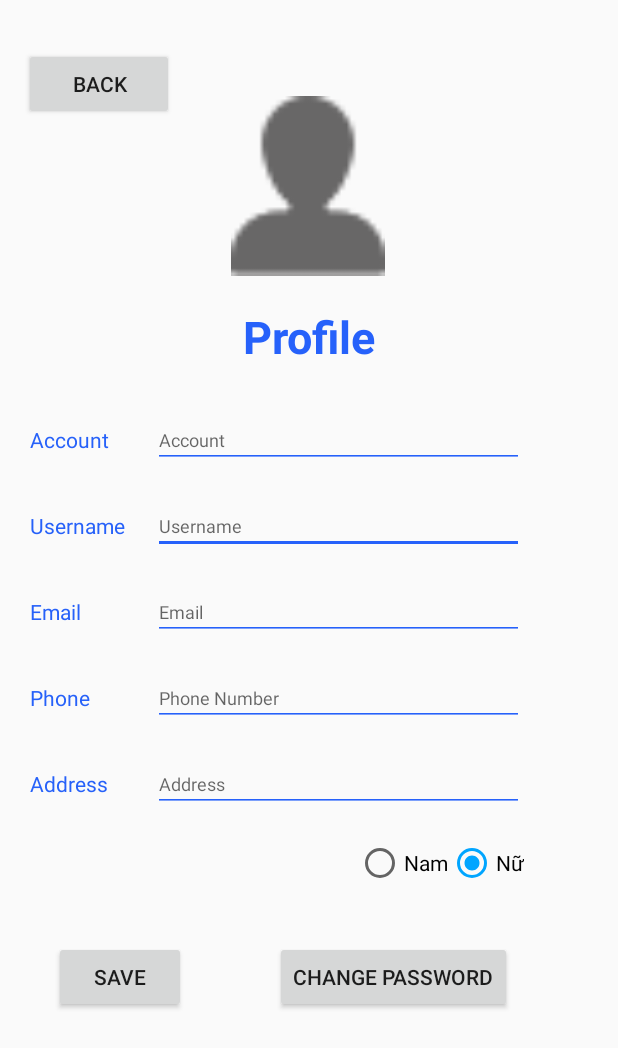
After one commit to ToDuyVuong/SmartHomeMobile, an Android app: the ProfileActivity screen opened directly, with no data from a screen before it, on a phone screen of 412 x 824 dp. The commit adds this screen. Shown: the top 1048 px of the screen. Run offline under Robolectric (Android 15) with nearby library versions, the phone set to English and light mode, and no system bars.

Commit message:
add edit profile

```diff
--- a/app/src/main/AndroidManifest.xml
+++ b/app/src/main/AndroidManifest.xml
@@ -23,9 +23,12 @@
         <activity android:name=".activity.LoginActivity" android:exported="true" android:theme="@style/AppTheme.NoActionBar">
             <intent-filter>
                 <action android:name="android.intent.action.MAIN" />
-
                 <category android:name="android.intent.category.LAUNCHER" />
             </intent-filter>
+        </activity>
+        <activity
+                android:name=".activity.ProfileActivity"
+                android:theme="@style/AppTheme.NoActionBar">
         </activity>
 
         <activity
--- a/app/src/main/java/vn/iotstart/smarthomemobile/PreManager.java
+++ b/app/src/main/java/vn/iotstart/smarthomemobile/PreManager.java
@@ -35,4 +35,21 @@ public class PreManager {
         boolean isPasswordEmpty = sharedPreferences.getString("password", "").isEmpty();
         return isAccountEmpty || isPasswordEmpty;
     }
+    public User getUser(){
+        User user = new User();
+
+        if (!isUserLogout()){
+            SharedPreferences sharedPreferences = context.getSharedPreferences("LoginUser", Context.MODE_PRIVATE);
+            user.setId(sharedPreferences.getString("id", ""));
+            user.setPassword(sharedPreferences.getString("password", ""));
+            user.setEmail(sharedPreferences.getString("email", ""));
+            user.setGender(sharedPreferences.getString("gender", ""));
+            user.setAddress(sharedPreferences.getString("address", ""));
+            user.setPhoneNumber(sharedPreferences.getString("phoneNumber", ""));
+            user.setUsername(sharedPreferences.getString("username", ""));
+            user.setAvatar(sharedPreferences.getString("avatar", ""));
+        }
+
+        return user;
+    }
 }
--- a/app/src/main/java/vn/iotstart/smarthomemobile/activity/IndexActivity.java
+++ b/app/src/main/java/vn/iotstart/smarthomemobile/activity/IndexActivity.java
@@ -1,11 +1,14 @@
 package vn.iotstart.smarthomemobile.activity;
 
+import android.content.Intent;
 import android.os.Bundle;
 import android.os.Handler;
 import android.util.Log;
+import android.view.View;
 import android.widget.ImageView;
 import android.widget.TextView;
 
+import android.widget.Toast;
 import androidx.appcompat.app.AppCompatActivity;
 import androidx.recyclerview.widget.LinearLayoutManager;
 import androidx.recyclerview.widget.RecyclerView;
@@ -62,6 +65,14 @@ public class IndexActivity extends AppCompatActivity {
 
         recyclerViewProductPopularIndex();
 
+        //view profile info
+        avatar.setOnClickListener(new View.OnClickListener() {
+            @Override
+            public void onClick(View v) {
+                showProfileInfo();
+            }
+        });
+
     }
 
     private void recyclerViewProductPopularIndex() {
@@ -117,4 +128,8 @@ public class IndexActivity extends AppCompatActivity {
             }
         });
     }
+
+    private void showProfileInfo(){
+        startActivity(new Intent(this, ProfileActivity.class));
+    }
 }
--- a/app/src/main/java/vn/iotstart/smarthomemobile/activity/LoginActivity.java
+++ b/app/src/main/java/vn/iotstart/smarthomemobile/activity/LoginActivity.java
@@ -90,20 +90,14 @@ public class LoginActivity extends AppCompatActivity {
         preManager = new PreManager(getApplicationContext());
 
         if (!preManager.isUserLogout()){
-            editTextAccount.setText(preManager.getId());
-            editTextPassword.setText("12345678");
-            editTextPassword.setFocusable(false);
+            startActivity(new Intent(LoginActivity.this, IndexActivity.class));
+            return;
         }
 
         progressBarLogin.setVisibility(View.GONE);
     }
 
         private void loginUser(User user){
-            if (!preManager.isUserLogout()){
-                Toast.makeText(LoginActivity.this, "Login successful", Toast.LENGTH_SHORT).show();
-                startActivity(new Intent(this, IndexActivity.class));
-            }
-
             ApiService.apiService.login(user).enqueue(new Callback<LoginResponse>() {
                 @Override
                 public void onResponse(@NonNull Call<LoginResponse> call,@NonNull Response<LoginResponse> response) {
@@ -131,7 +125,7 @@ public class LoginActivity extends AppCompatActivity {
                     progressBarLogin.setVisibility(View.GONE);
 
                     Toast.makeText(LoginActivity.this,"An error occur! Please try again", Toast.LENGTH_SHORT).show();
-                    Log.d("hello", "onFailure: " + t.getMessage());
+
                 }
             });
         }
--- /dev/null
+++ b/app/src/main/java/vn/iotstart/smarthomemobile/activity/ProfileActivity.java
@@ -0,0 +1,139 @@
+package vn.iotstart.smarthomemobile.activity;
+
+import android.content.Intent;
+import android.os.Bundle;
+import android.text.TextUtils;
+import android.util.Log;
+import android.view.View;
+import android.view.Window;
+import android.view.WindowManager;
+import android.widget.*;
+import androidx.appcompat.app.AppCompatActivity;
+import retrofit2.Call;
+import retrofit2.Callback;
+import retrofit2.Response;
+import vn.iotstart.smarthomemobile.PreManager;
+import vn.iotstart.smarthomemobile.R;
+import vn.iotstart.smarthomemobile.api.ApiService;
+import vn.iotstart.smarthomemobile.model.User;
+
+public class ProfileActivity extends AppCompatActivity {
+    Button buttonBackHome;
+    Button buttonSave;
+    Button buttonChangePassword;
+    ImageView avatar;
+    EditText textAccount;
+    EditText textUsername;
+    EditText textEmail;
+    EditText textPhoneNumber;
+    EditText textAddress;
+    RadioGroup radioGender;
+    RadioButton radioMale;
+    RadioButton radioFemale;
+    PreManager preManager;
+
+
+    @Override
+    protected void onCreate(Bundle savedInstanceState){
+        super.onCreate(savedInstanceState);
+        supportRequestWindowFeature(Window.FEATURE_NO_TITLE);
+        getWindow().setFlags(WindowManager.LayoutParams.FLAG_FULLSCREEN, WindowManager.LayoutParams.FLAG_FULLSCREEN);
+        setContentView(R.layout.activity_profile);
+
+        mapping();
+        bindingData();
+        buttonBackHome.setOnClickListener(new View.OnClickListener() {
+            @Override
+            public void onClick(View v) {
+                startActivity(new Intent(ProfileActivity.this, IndexActivity.class));
+            }
+        });
+        buttonChangePassword.setOnClickListener((new View.OnClickListener() {
+            @Override
+            public void onClick(View v) {
+                Toast.makeText(ProfileActivity.this, "Unavailable Currently", Toast.LENGTH_SHORT).show();
+            }
+        }));
+        buttonSave.setOnClickListener(new View.OnClickListener() {
+            @Override
+            public void onClick(View v) {
+                updateUserInfo();
+            }
+        });
+    }
+
+    private void mapping(){
+        buttonBackHome = (Button) findViewById(R.id.buttonProfileBackHome);
+        buttonSave = findViewById(R.id.buttonSaveProfile);
+        buttonChangePassword = findViewById(R.id.buttonChangePassword);
+        textAccount = findViewById(R.id.editTextProfileAccount);
+        textUsername = findViewById(R.id.editTextProfileUsername);
+        textEmail = findViewById(R.id.editTextProfileEmail);
+        textPhoneNumber = findViewById(R.id.editTextProfilePhone);
+        textAddress = findViewById(R.id.editTextProfileAddress);
+        radioGender = findViewById(R.id.radioProfileGender);
+        radioMale = findViewById(R.id.radioButtonProfileMale);
+        radioFemale = findViewById(R.id.radioButtonProfileFemale);
+        preManager = new PreManager(getApplicationContext());
+
+        textAccount.setFocusable(false);
+    }
+    private User getUserInfo(){
+        User prefUser = preManager.getUser();
+        String textGender;
+        if (radioMale.isChecked()){
+            textGender = "Nam";
+        }
+        else{
+            textGender = "Nữ";
+        }
+
+        User user = new User();
+        user.setId(textAccount.getText().toString());
+        user.setPassword(prefUser.getPassword());
+        user.setUsername(textUsername.getText().toString());
+        user.setEmail(textEmail.getText().toString());
+        user.setPhoneNumber(textPhoneNumber.getText().toString());
+        user.setAddress(textAddress.getText().toString());
+        user.setGender(textGender);
+        //Change later
+        user.setAvatar(prefUser.getAvatar());
+
+        return user;
+    }
+
+    private void bindingData(){
+        User user = preManager.getUser();
+        textAccount.setText(user.getId());
+        textUsername.setText(user.getUsername());
+        textEmail.setText(user.getEmail());
+        textAddress.setText(user.getAddress());
+        textPhoneNumber.setText(user.getPhoneNumber());
+        if (TextUtils.equals(user.isGender(), "Nam")){
+            radioGender.check(R.id.radioButtonProfileMale);
+        }
+        else{
+            radioGender.check(R.id.radioButtonProfileFemale);
+        }
+    }
+
+    private void updateUserInfo(){
+        User user = getUserInfo();
+        ApiService.apiService.update(user).enqueue(new Callback<User>() {
+            @Override
+            public void onResponse(Call<User> call, Response<User> response) {
+                if (response.isSuccessful()){
+                    User user = response.body();
+                    preManager.saveUserDetail(user);
+                    Toast.makeText(ProfileActivity.this, "Saved", Toast.LENGTH_SHORT).show();
+                }
+            }
+
+            @Override
+            public void onFailure(Call<User> call, Throwable t) {
+                Toast.makeText(ProfileActivity.this, "Failed to Save", Toast.LENGTH_SHORT).show();
+            }
+        });
+    }
+
+}
--- a/app/src/main/java/vn/iotstart/smarthomemobile/activity/RegisterActivity.java
+++ b/app/src/main/java/vn/iotstart/smarthomemobile/activity/RegisterActivity.java
@@ -166,7 +166,7 @@ public class RegisterActivity extends AppCompatActivity {
         email = findViewById(R.id.editTextLoginAccount);
         phone = findViewById(R.id.editTextPhone);
         address = findViewById(R.id.editTextAddress);
-        gender = findViewById(R.id.radioGender);
+        gender = findViewById(R.id.radioProfileGender);
         textViewLogin = findViewById(R.id.textViewLogin);
         buttonRegister = findViewById(R.id.buttonRegister);
     }
--- a/app/src/main/java/vn/iotstart/smarthomemobile/api/ApiService.java
+++ b/app/src/main/java/vn/iotstart/smarthomemobile/api/ApiService.java
@@ -33,6 +33,9 @@ public interface ApiService {
     @POST("/user/login")
     Call<LoginResponse> login(@Body User user);
 
+    @POST("/user/update")
+    Call<User> update(@Body User user);
+
     //    @GET("/forgot/password")
 //    Call<String> forgotPassword(@Query("id") String id);
     @GET("/forgot/password")
--- /dev/null
+++ b/app/src/main/res/layout/activity_profile.xml
@@ -0,0 +1,165 @@
+<?xml version="1.0" encoding="utf-8"?>
+<androidx.constraintlayout.widget.ConstraintLayout xmlns:android="http://schemas.android.com/apk/res/android"
+                                                   xmlns:app="http://schemas.android.com/apk/res-auto"
+                                                   xmlns:tools="http://schemas.android.com/tools"
+                                                   android:layout_width="match_parent"
+                                                   android:layout_height="match_parent">
+    <TextView
+            style="@style/loginHeader"
+            android:layout_width="wrap_content"
+            android:layout_height="wrap_content"
+            android:text="Profile" android:id="@+id/textView3"
+            app:layout_constraintStart_toStartOf="parent" app:layout_constraintEnd_toEndOf="parent"
+            app:layout_constraintTop_toBottomOf="@+id/imageViewAvatar" android:layout_marginTop="20dp"/>
+    <ImageView
+            android:layout_width="120dp"
+            android:layout_height="120dp" app:srcCompat="@drawable/bottom_btn2" android:id="@+id/imageViewAvatar"
+            app:layout_constraintStart_toStartOf="parent"
+            app:layout_constraintEnd_toEndOf="parent" app:layout_constraintTop_toTopOf="parent"
+            android:layout_marginTop="64dp" app:layout_constraintHorizontal_bias="0.498"/>
+    <LinearLayout
+            android:orientation="vertical"
+            android:layout_width="409dp"
+            android:layout_height="wrap_content" tools:layout_editor_absoluteX="1dp"
+            app:layout_constraintTop_toBottomOf="@+id/textView3" android:layout_marginTop="20dp"
+            android:id="@+id/linearLayout2">
+        <LinearLayout
+                android:orientation="horizontal"
+                android:layout_width="match_parent"
+                android:layout_height="wrap_content" android:weightSum="4" android:gravity="center"
+                android:padding="10dp" android:paddingStart="20dp" android:paddingEnd="60dp">
+            <TextView
+                    android:text="Account"
+                    android:layout_width="0dp"
+                    android:layout_height="wrap_content" android:id="@+id/textView20" android:layout_weight="1"
+                    android:textColor="#2661F9"/>
+            <EditText
+                    android:id="@+id/editTextProfileAccount"
+                    style="@style/modifiedEditText"
+                    android:autofillHints=""
+                    android:hint="@string/account"
+                    android:inputType="textPersonName"
+                    android:maxLines="1" android:layout_width="0dp" android:layout_height="wrap_content"
+                    android:layout_weight="3" android:layout_gravity="center"/>
+        </LinearLayout>
+        <LinearLayout
+                android:orientation="horizontal"
+                android:layout_width="match_parent"
+                android:layout_height="wrap_content" android:weightSum="4" android:gravity="center"
+                android:padding="10dp" android:paddingStart="20dp" android:paddingEnd="60dp">
+            <TextView
+                    android:text="Username"
+                    android:layout_width="0dp"
+                    android:layout_height="wrap_content" android:id="@+id/textView21" android:layout_weight="1"
+                    android:textColor="#2661F9"/>
+            <EditText
+                    android:id="@+id/editTextProfileUsername"
+                    style="@style/modifiedEditText"
+                    android:autofillHints=""
+                    android:hint="@string/username"
+                    android:inputType="textPersonName"
+                    android:maxLines="1" android:layout_width="0dp" android:layout_height="wrap_content"
+                    android:layout_weight="3" android:layout_gravity="center"/>
+        </LinearLayout>
+        <LinearLayout
+                android:orientation="horizontal"
+                android:layout_width="match_parent"
+                android:layout_height="wrap_content" android:weightSum="4" android:gravity="center"
+                android:padding="10dp" android:paddingStart="20dp" android:paddingEnd="60dp">
+            <TextView
+                    android:text="Email"
+                    android:layout_width="0dp"
+                    android:layout_height="wrap_content" android:id="@+id/textView22" android:layout_weight="1"
+                    android:textColor="#2661F9"/>
+            <EditText
+                    android:id="@+id/editTextProfileEmail"
+                    style="@style/modifiedEditText"
+                    android:autofillHints=""
+                    android:hint="@string/login_email_hint"
+                    android:inputType="textPersonName"
+                    android:maxLines="1" android:layout_width="0dp" android:layout_height="wrap_content"
+                    android:layout_weight="3" android:layout_gravity="center"/>
+        </LinearLayout>
+        <LinearLayout
+                android:orientation="horizontal"
+                android:layout_width="match_parent"
+                android:layout_height="wrap_content" android:weightSum="4" android:gravity="center"
+                android:padding="10dp" android:paddingStart="20dp" android:paddingEnd="60dp">
+            <TextView
+                    android:text="Phone"
+                    android:layout_width="0dp"
+                    android:layout_height="wrap_content" android:id="@+id/textView23" android:layout_weight="1"
+                    android:textColor="#2661F9"/>
+            <EditText
+                    android:id="@+id/editTextProfilePhone"
+                    style="@style/modifiedEditText"
+                    android:autofillHints=""
+                    android:hint="@string/phone_number"
+                    android:inputType="textPersonName"
+                    android:maxLines="1" android:layout_width="0dp" android:layout_height="wrap_content"
+                    android:layout_weight="3" android:layout_gravity="center"/>
+        </LinearLayout>
+        <LinearLayout
+                android:orientation="horizontal"
+                android:layout_width="match_parent"
+                android:layout_height="wrap_content" android:weightSum="4" android:gravity="center"
+                android:padding="10dp" android:paddingStart="20dp" android:paddingEnd="60dp">
+            <TextView
+                    android:text="Address"
+                    android:layout_width="0dp"
+                    android:layout_height="wrap_content" android:id="@+id/textView24" android:layout_weight="1"
+                    android:textColor="#2661F9"/>
+            <EditText
+                    android:id="@+id/editTextProfileAddress"
+                    style="@style/modifiedEditText"
+                    android:autofillHints=""
+                    android:hint="@string/address"
+                    android:inputType="textPersonName"
+                    android:maxLines="1" android:layout_width="0dp" android:layout_height="wrap_content"
+                    android:layout_weight="3" android:layout_gravity="center"/>
+        </LinearLayout>
+        <RadioGroup
+                android:id="@+id/radioProfileGender"
+                android:layout_width="match_parent"
+                android:layout_height="match_parent"
+                android:layout_marginTop="8dp"
+                android:layout_marginBottom="8dp"
+                android:gravity="end"
+                android:orientation="horizontal">
+
+            <RadioButton
+                    android:id="@+id/radioButtonProfileMale"
+                    android:layout_width="wrap_content"
+                    android:layout_height="wrap_content"
+                    android:checked="true"
+                    android:text="@string/nam"/>
+
+
+            <RadioButton
+                    android:id="@+id/radioButtonProfileFemale"
+                    android:layout_width="wrap_content"
+                    android:layout_height="wrap_content"
+                    android:text="@string/n" android:layout_marginEnd="60dp"/>
+
+        </RadioGroup>
+    </LinearLayout>
+    <Button
+            android:text="back"
+            android:layout_width="100dp"
+            android:layout_height="wrap_content" android:id="@+id/buttonProfileBackHome"
+            app:layout_constraintTop_toTopOf="parent" app:layout_constraintStart_toStartOf="parent"
+            android:layout_marginTop="32dp" android:layout_marginStart="16dp"/>
+    <Button
+            android:text="Save"
+            android:layout_width="wrap_content"
+            android:layout_height="wrap_content" android:id="@+id/buttonSaveProfile"
+            app:layout_constraintStart_toStartOf="parent" app:layout_constraintTop_toBottomOf="@+id/linearLayout2"
+            android:layout_marginTop="28dp" android:layout_marginStart="36dp"/>
+    <Button
+            android:text="Change Password"
+            android:layout_width="wrap_content"
+            android:layout_height="wrap_content" android:id="@+id/buttonChangePassword"
+            app:layout_constraintEnd_toEndOf="parent" app:layout_constraintStart_toEndOf="@+id/buttonSaveProfile"
+            app:layout_constraintTop_toBottomOf="@+id/linearLayout2" android:layout_marginTop="28dp"
+            android:layout_marginEnd="12dp"/>
+</androidx.constraintlayout.widget.ConstraintLayout>
--- a/app/src/main/res/layout/activity_register.xml
+++ b/app/src/main/res/layout/activity_register.xml
@@ -90,7 +90,7 @@
 
 
         <RadioGroup
-            android:id="@+id/radioGender"
+            android:id="@+id/radioProfileGender"
             android:layout_width="match_parent"
             android:layout_height="wrap_content"
             android:layout_marginTop="8dp"
@@ -99,7 +99,7 @@
             android:orientation="horizontal">
 
             <RadioButton
-                android:id="@+id/radioButtonMale"
+                android:id="@+id/radioButtonProfileMale"
                 android:layout_width="wrap_content"
                 android:layout_height="wrap_content"
                 android:checked="true"
@@ -107,7 +107,7 @@
 
 
             <RadioButton
-                android:id="@+id/radioButtonFemale"
+                android:id="@+id/radioButtonProfileFemale"
                 android:layout_width="wrap_content"
                 android:layout_height="wrap_content"
                 android:text="@string/n" />
```
